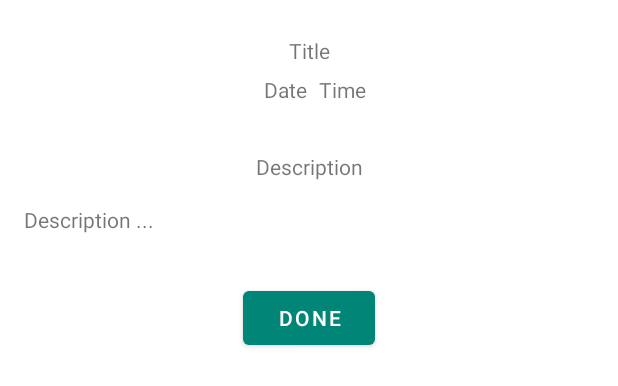
After one commit to isidro89/todo-declex, an Android app: the layout fragment_task_detail.xml on its own in the app's theme, with its tools: preview values and no code run, on a phone screen of 412 x 824 dp. The commit adds this screen. Shown: the top 386 px of the screen. Run offline under Robolectric (Android 15) with nearby library versions, the phone set to English and light mode, and no system bars.

Commit message:
showing task details in a dialog fragment

```diff
--- a/app/src/main/java/com/dspot/declex/example/todo/model/TaskDao.java
+++ b/app/src/main/java/com/dspot/declex/example/todo/model/TaskDao.java
@@ -13,6 +13,9 @@ public abstract class TaskDao {
     @Query("select * from TaskToDo")
     public abstract LiveData<List<TaskToDo>> getAllTasks();
 
+    @Query("select * from TaskToDo where id=:id")
+    public abstract TaskToDo getTask(Long id);
+
     @Insert
     public abstract void insert(TaskToDo taskToDo);
 
--- a/app/src/main/java/com/dspot/declex/example/todo/ui/tasklist/TaskListFragment.java
+++ b/app/src/main/java/com/dspot/declex/example/todo/ui/tasklist/TaskListFragment.java
@@ -43,4 +43,8 @@ public class TaskListFragment extends Fragment {
         navigation.goToAddTaskFragment();
     }
 
+    @Click(R.id.card_view_root)
+    public void showTaskDetails(TaskToDoItemViewModel model) {
+        model.showDetails();
+    }
 }
--- /dev/null
+++ b/app/src/main/res/layout/fragment_task_detail.xml
@@ -0,0 +1,92 @@
+<?xml version="1.0" encoding="utf-8"?>
+<android.support.constraint.ConstraintLayout xmlns:android="http://schemas.android.com/apk/res/android"
+    xmlns:app="http://schemas.android.com/apk/res-auto"
+    android:layout_width="match_parent"
+    android:layout_height="wrap_content"
+    android:minWidth="300dp"
+    android:padding="8dp">
+
+    <TextView
+        android:id="@+id/task_title"
+        android:layout_width="0dp"
+        android:layout_height="18dp"
+        android:layout_marginStart="8dp"
+        android:layout_marginLeft="8dp"
+        android:layout_marginTop="16dp"
+        android:layout_marginEnd="8dp"
+        android:layout_marginRight="8dp"
+        android:gravity="center"
+        android:text="Title"
+        android:textAlignment="gravity"
+        app:layout_constraintEnd_toEndOf="parent"
+        app:layout_constraintStart_toStartOf="parent"
+        app:layout_constraintTop_toTopOf="parent" />
+
+    <TextView
+        android:id="@+id/task_date"
+        android:layout_width="wrap_content"
+        android:layout_height="wrap_content"
+        android:layout_marginStart="8dp"
+        android:layout_marginLeft="8dp"
+        android:layout_marginTop="8dp"
+        android:text="@string/date"
+        app:layout_constraintEnd_toStartOf="@+id/task_time"
+        app:layout_constraintHorizontal_bias="0.5"
+        app:layout_constraintHorizontal_chainStyle="packed"
+        app:layout_constraintStart_toStartOf="parent"
+        app:layout_constraintTop_toBottomOf="@+id/task_title" />
+
+    <TextView
+        android:id="@+id/task_time"
+        android:layout_width="wrap_content"
+        android:layout_height="wrap_content"
+        android:layout_marginStart="8dp"
+        android:layout_marginLeft="8dp"
+        android:text="@string/time"
+        app:layout_constraintEnd_toEndOf="parent"
+        app:layout_constraintHorizontal_bias="0.5"
+        app:layout_constraintStart_toEndOf="@+id/task_date"
+        app:layout_constraintTop_toTopOf="@+id/task_date" />
+
+    <TextView
+        android:id="@+id/descriptionLabel"
+        android:layout_width="wrap_content"
+        android:layout_height="wrap_content"
+        android:layout_marginStart="8dp"
+        android:layout_marginLeft="8dp"
+        android:layout_marginTop="32dp"
+        android:layout_marginEnd="8dp"
+        android:layout_marginRight="8dp"
+        android:text="@string/description"
+        app:layout_constraintEnd_toEndOf="parent"
+        app:layout_constraintStart_toStartOf="parent"
+        app:layout_constraintTop_toBottomOf="@+id/task_date" />
+
+    <TextView
+        android:id="@+id/task_description"
+        android:layout_width="0dp"
+        android:layout_height="wrap_content"
+        android:layout_marginStart="8dp"
+        android:layout_marginLeft="8dp"
+        android:layout_marginTop="16dp"
+        android:layout_marginEnd="8dp"
+        android:layout_marginRight="8dp"
+        android:text="Description ..."
+        app:layout_constraintEnd_toEndOf="parent"
+        app:layout_constraintStart_toStartOf="parent"
+        app:layout_constraintTop_toBottomOf="@+id/descriptionLabel" />
+
+    <android.support.design.button.MaterialButton
+        android:id="@+id/button_done"
+        android:layout_width="wrap_content"
+        android:layout_height="wrap_content"
+        android:layout_marginStart="8dp"
+        android:layout_marginLeft="8dp"
+        android:layout_marginTop="32dp"
+        android:layout_marginEnd="8dp"
+        android:layout_marginRight="8dp"
+        android:text="@string/done"
+        app:layout_constraintEnd_toEndOf="parent"
+        app:layout_constraintStart_toStartOf="parent"
+        app:layout_constraintTop_toBottomOf="@+id/task_description" />
+</android.support.constraint.ConstraintLayout>
--- a/app/src/main/res/values/strings.xml
+++ b/app/src/main/res/values/strings.xml
@@ -9,4 +9,5 @@
     <string name="name">Name</string>
     <string name="date">Date</string>
     <string name="time">Time</string>
+    <string name="done">Done</string>
 </resources>
```
Also changed, not shown: app/src/main/java/com/dspot/declex/example/todo/Navigation.java (+13 -2 lines), app/src/main/java/com/dspot/declex/example/todo/ui/taskdetail/FragmentTaskDetailViewModel.java (added, +35 -0 lines), app/src/main/java/com/dspot/declex/example/todo/ui/taskdetail/TaskDetailFragment.java (added, +78 -0 lines), app/src/main/java/com/dspot/declex/example/todo/ui/tasklist/TaskToDoItemViewModel.java (+9 -0 lines), app/src/main/res/layout/task_item.xml (+6 -5 lines).
